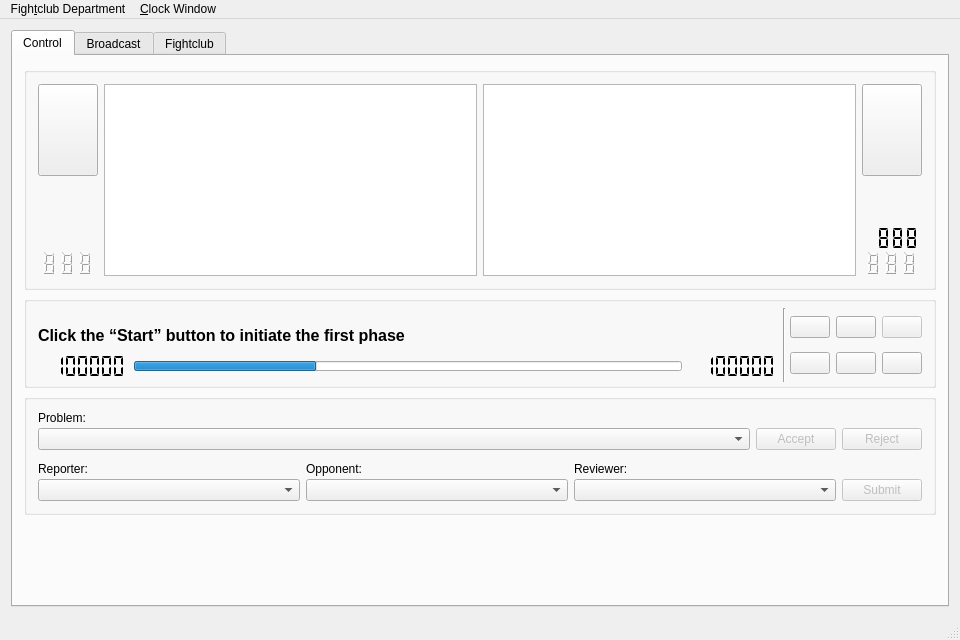
Qt form department/fightclubdepartment.ui (SFr682k/fightclub) before a commit.
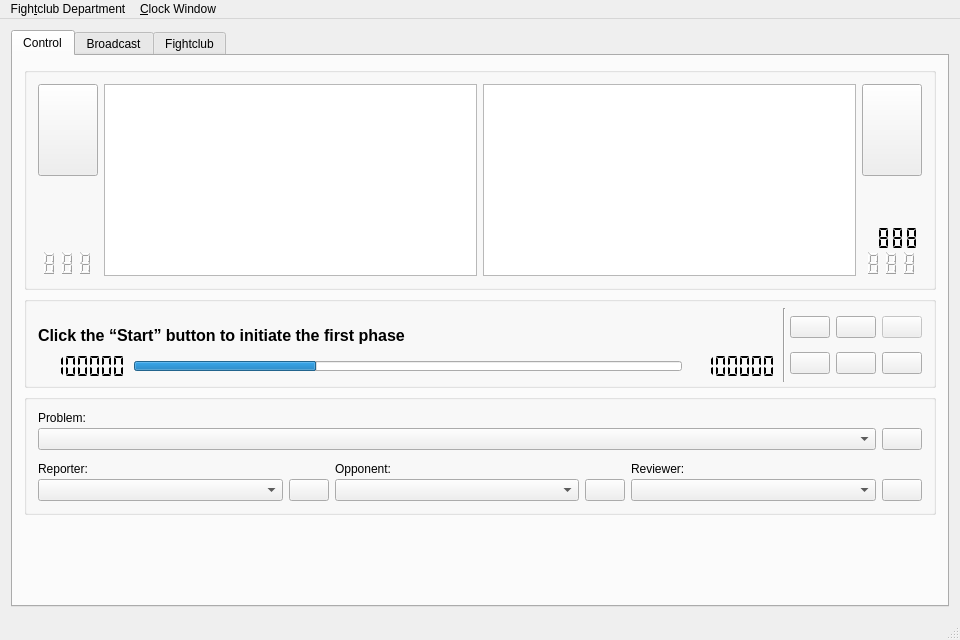
The same form after that commit. Icons and pictures are not drawn.

What changed in the file:
```diff
--- a/department/fightclubdepartment.ui
+++ b/department/fightclubdepartment.ui
@@ -855,45 +855,19 @@
               <widget class="QComboBox" name="problemcombobox"/>
              </item>
              <item row="1" column="1">
-              <widget class="QPushButton" name="problemaccepted">
-               <property name="enabled">
-                <bool>false</bool>
-               </property>
+              <widget class="QPushButton" name="toggleEditProblemBttn">
                <property name="sizePolicy">
-                <sizepolicy hsizetype="Maximum" vsizetype="Fixed">
+                <sizepolicy hsizetype="Fixed" vsizetype="Fixed">
                  <horstretch>0</horstretch>
                  <verstretch>0</verstretch>
                 </sizepolicy>
                </property>
-               <property name="text">
-                <string>Accept</string>
-               </property>
                <property name="icon">
                 <iconset resource="resources.qrc">
                  <normaloff>:/breeze-icons/dialog-ok-apply-16.svg</normaloff>:/breeze-icons/dialog-ok-apply-16.svg</iconset>
                </property>
               </widget>
              </item>
-             <item row="1" column="2">
-              <widget class="QPushButton" name="problemrejected">
-               <property name="enabled">
-                <bool>false</bool>
-               </property>
-               <property name="sizePolicy">
-                <sizepolicy hsizetype="Maximum" vsizetype="Fixed">
-                 <horstretch>0</horstretch>
-                 <verstretch>0</verstretch>
-                </sizepolicy>
-               </property>
-               <property name="text">
-                <string>Reject</string>
-               </property>
-               <property name="icon">
-                <iconset resource="resources.qrc">
-                 <normaloff>:/breeze-icons/dialog-cancel-16.svg</normaloff>:/breeze-icons/dialog-cancel-16.svg</iconset>
-               </property>
-              </widget>
-             </item>
             </layout>
            </item>
            <item>
@@ -901,19 +875,16 @@
              <property name="verticalSpacing">
               <number>3</number>
              </property>
-             <item row="0" column="1">
+             <item row="0" column="2">
               <widget class="QLabel" name="opplabel">
                <property name="text">
                 <string>Opponent:</string>
                </property>
               </widget>
              </item>
-             <item row="1" column="2">
+             <item row="1" column="4">
               <widget class="QComboBox" name="revcombobox"/>
              </item>
-             <item row="1" column="1">
-              <widget class="QComboBox" name="oppcombobox"/>
-             </item>
              <item row="0" column="0">
               <widget class="QLabel" name="replabel">
                <property name="text">
@@ -921,7 +892,7 @@
                </property>
               </widget>
              </item>
-             <item row="0" column="2">
+             <item row="0" column="4">
               <widget class="QLabel" name="revlabel">
                <property name="text">
                 <string>Reviewer:</string>
@@ -931,20 +902,45 @@
              <item row="1" column="0">
               <widget class="QComboBox" name="repcombobox"/>
              </item>
+             <item row="1" column="2">
+              <widget class="QComboBox" name="oppcombobox"/>
+             </item>
+             <item row="1" column="1">
+              <widget class="QPushButton" name="toggleEditRepBttn">
+               <property name="sizePolicy">
+                <sizepolicy hsizetype="Fixed" vsizetype="Fixed">
+                 <horstretch>0</horstretch>
+                 <verstretch>0</verstretch>
+                </sizepolicy>
+               </property>
+               <property name="icon">
+                <iconset resource="resources.qrc">
+                 <normaloff>:/breeze-icons/dialog-ok-apply-16.svg</normaloff>:/breeze-icons/dialog-ok-apply-16.svg</iconset>
+               </property>
+              </widget>
+             </item>
              <item row="1" column="3">
-              <widget class="QPushButton" name="submitperfomances">
-               <property name="enabled">
-                <bool>false</bool>
-               </property>
+              <widget class="QPushButton" name="toggleEditOppBttn">
                <property name="sizePolicy">
-                <sizepolicy hsizetype="Maximum" vsizetype="Fixed">
+                <sizepolicy hsizetype="Fixed" vsizetype="Fixed">
                  <horstretch>0</horstretch>
                  <verstretch>0</verstretch>
                 </sizepolicy>
                </property>
-               <property name="text">
-                <string>Submit</string>
+               <property name="icon">
+                <iconset resource="resources.qrc">
+                 <normaloff>:/breeze-icons/dialog-ok-apply-16.svg</normaloff>:/breeze-icons/dialog-ok-apply-16.svg</iconset>
                </property>
+              </widget>
+             </item>
+             <item row="1" column="5">
+              <widget class="QPushButton" name="toggleEditRevBttn">
+               <property name="sizePolicy">
+                <sizepolicy hsizetype="Fixed" vsizetype="Fixed">
+                 <horstretch>0</horstretch>
+                 <verstretch>0</verstretch>
+                </sizepolicy>
+               </property>
                <property name="icon">
                 <iconset resource="resources.qrc">
                  <normaloff>:/breeze-icons/document-send-16.svg</normaloff>:/breeze-icons/document-send-16.svg</iconset>
```
Left out of the diff: 8 changed lines with no effect on the pictures.
